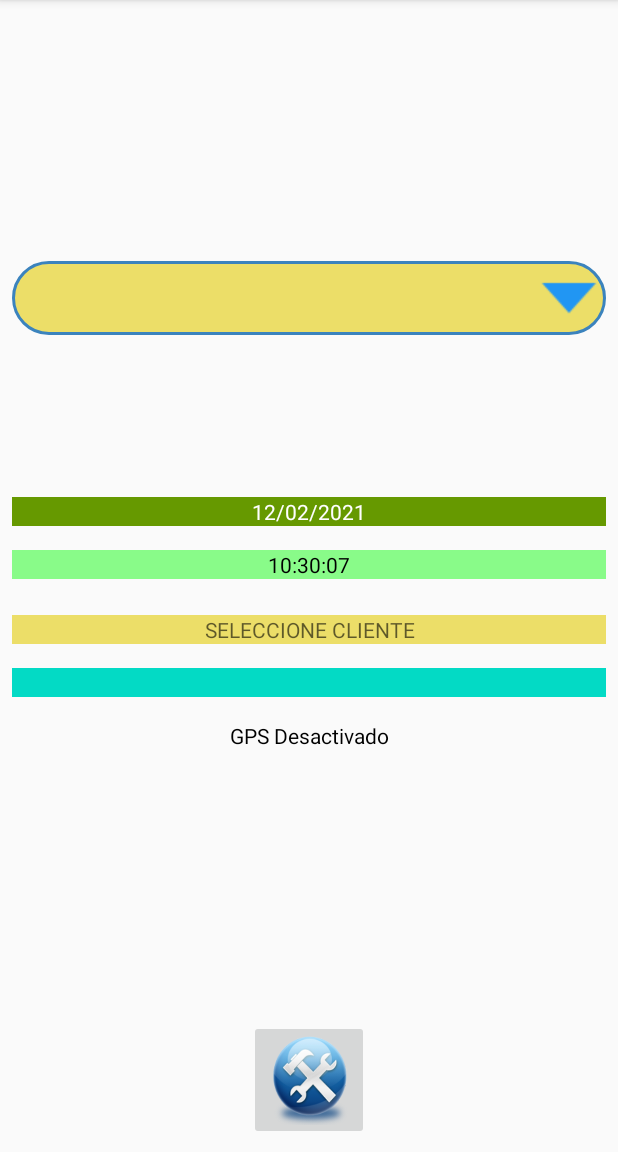
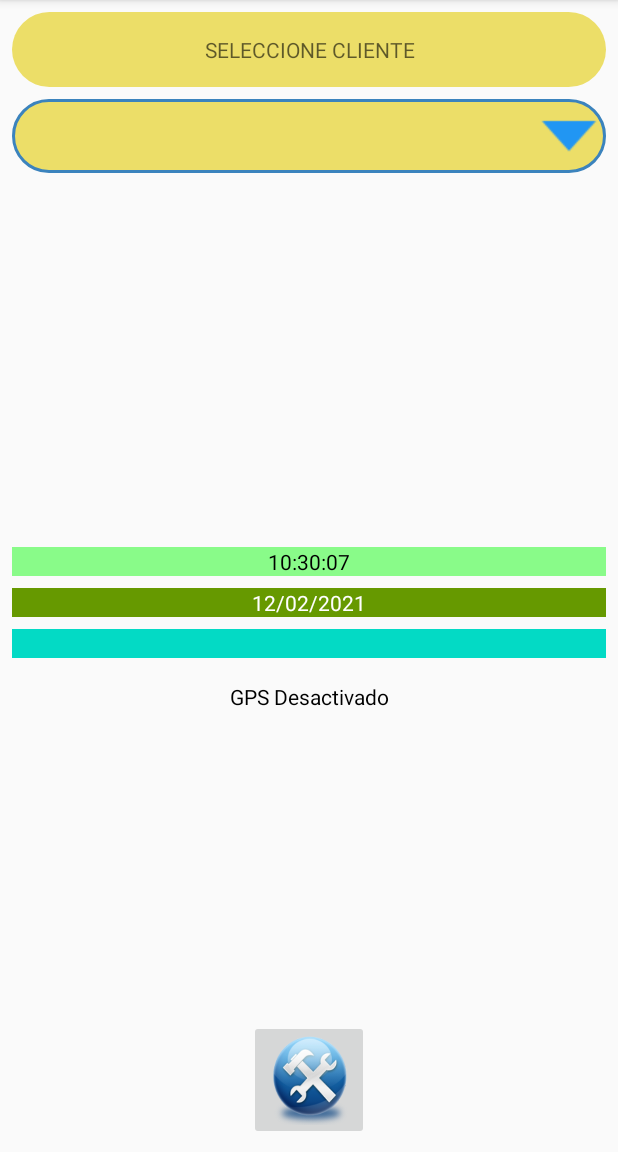
Before and after one commit to juliofusa/FICHAR, an Android app: the screen it shows after launch (MainActivity), after a tap on "CONFIGURAR", on a phone screen of 412 x 824 dp, the part 84-1236 px from its top. Run offline under Robolectric (Android 15) with nearby library versions, the phone set to English and light mode, and no system bars.

Commit message:
sexto BORRADOR

```diff
--- /dev/null
+++ b/app/src/main/res/drawable/boton_redondo_amarillo.xml
@@ -0,0 +1,9 @@
+<?xml version="1.0" encoding="utf-8"?>
+<shape xmlns:android="http://schemas.android.com/apk/res/android" android:shape="rectangle">
+    android:shape="rectangle">
+    <size android:width="50dp"        android:height="50dp"></size>
+    <corners android:radius="50dp"></corners>
+    <solid android:color="@color/Color_amarillo_reg"></solid>
+
+
+</shape>
--- /dev/null
+++ b/app/src/main/res/drawable/boton_redondo_gris.xml
@@ -0,0 +1,9 @@
+<?xml version="1.0" encoding="utf-8"?>
+<shape xmlns:android="http://schemas.android.com/apk/res/android" android:shape="rectangle">
+    android:shape="rectangle">
+    <size android:width="50dp"        android:height="50dp"></size>
+    <corners android:radius="50dp"></corners>
+    <solid android:color="#FFC4C4C4"></solid>
+
+
+</shape>
--- a/app/src/main/res/layout/activity_main.xml
+++ b/app/src/main/res/layout/activity_main.xml
@@ -11,17 +11,17 @@
         android:layout_width="wrap_content"
         android:layout_height="wrap_content"
         android:layout_marginStart="8dp"
-        android:layout_marginTop="8dp"
+        android:layout_marginTop="1dp"
         android:text="@string/USUARIO"
-        android:visibility="invisible"
+        android:visibility="visible"
         app:layout_constraintRight_toRightOf="parent"
         app:layout_constraintStart_toStartOf="parent"
-        app:layout_constraintTop_toTopOf="parent" />
+        app:layout_constraintTop_toBottomOf="@+id/SP_CLIENTE" />
 
     <EditText
         android:id="@+id/ED_comodin"
         android:layout_width="0dp"
-        android:layout_height="50dp"
+        android:layout_height="60dp"
         android:layout_marginStart="8dp"
         android:layout_marginTop="1dp"
         android:layout_marginEnd="8dp"
@@ -29,7 +29,8 @@
         android:background="@drawable/rectangle"
         android:drawableLeft="@android:drawable/ic_menu_edit"
         android:ems="10"
-        android:hint="escriba su nombre"
+        android:gravity="center_horizontal|center_vertical"
+        android:hint="Escriba su nombre"
         android:inputType="textPersonName"
         android:paddingLeft="10dp"
         android:paddingRight="10dp"
@@ -56,6 +57,7 @@
         android:background="@drawable/rectangle"
         android:drawableLeft="@android:drawable/ic_menu_edit"
         android:ems="10"
+        android:gravity="center"
         android:inputType="textPassword"
         android:paddingLeft="10dp"
         android:paddingEnd="10dp"
@@ -67,14 +69,17 @@
         android:id="@+id/CMD_FICHAR_INICIAL"
         android:layout_width="0dp"
         android:layout_height="wrap_content"
-        android:layout_marginStart="8dp"
+        android:layout_marginStart="16dp"
         android:layout_marginTop="8dp"
-        android:layout_marginEnd="8dp"
+        android:layout_marginEnd="16dp"
+        android:layout_marginBottom="8dp"
+        android:background="@drawable/boton_redondo_gris"
         android:contentDescription="@string/fichar_ini"
         android:onClick="CMD_FICHAR"
+        app:layout_constraintBottom_toTopOf="@+id/Txt_hora"
         app:layout_constraintEnd_toStartOf="@+id/CMD_FICHAR_FIN"
         app:layout_constraintStart_toStartOf="parent"
-        app:layout_constraintTop_toBottomOf="@+id/SP_CLIENTE"
+        app:layout_constraintTop_toBottomOf="@+id/ED_dni"
         app:srcCompat="@drawable/log" />
 
     <ImageButton
@@ -99,64 +104,61 @@
         android:layout_width="0dp"
         android:layout_height="wrap_content"
         android:layout_marginStart="8dp"
-        android:layout_marginTop="16dp"
+        android:layout_marginTop="8dp"
         android:layout_marginEnd="8dp"
         android:background="@android:color/holo_green_dark"
         android:gravity="clip_horizontal|center_horizontal"
         android:text="@string/FECHA"
         android:textColor="@color/white"
-        app:layout_constraintBottom_toTopOf="@+id/Txt_hora"
         app:layout_constraintEnd_toEndOf="parent"
         app:layout_constraintStart_toStartOf="parent"
-        app:layout_constraintTop_toBottomOf="@+id/CMD_FICHAR_INICIAL" />
+        app:layout_constraintTop_toBottomOf="@+id/Txt_hora" />
 
     <TextView
         android:id="@+id/Txt_hora"
         android:layout_width="0dp"
         android:layout_height="wrap_content"
         android:layout_marginStart="8dp"
-        android:layout_marginTop="16dp"
+        android:layout_marginTop="8dp"
         android:layout_marginEnd="8dp"
-        android:layout_marginBottom="8dp"
         android:background="@color/verde"
         android:gravity="center_horizontal"
         android:text="@string/HORA"
-        app:layout_constraintBottom_toTopOf="@+id/Txt_cliente"
         app:layout_constraintEnd_toEndOf="parent"
         app:layout_constraintStart_toStartOf="parent"
-        app:layout_constraintTop_toBottomOf="@+id/Txt_fecha" />
+        app:layout_constraintTop_toBottomOf="@+id/CMD_FICHAR_INICIAL" />
 
     <TextView
         android:id="@+id/Txt_cliente"
         android:layout_width="0dp"
         android:layout_height="wrap_content"
         android:layout_marginStart="8dp"
-        android:layout_marginTop="16dp"
+        android:layout_marginTop="8dp"
         android:layout_marginEnd="8dp"
-        android:layout_marginBottom="8dp"
-        android:background="@color/Color_amarillo_reg"
+        android:background="@drawable/boton_redondo_amarillo"
         android:gravity="center"
         android:hint="@string/CLIENTE"
         android:textColor="@android:color/holo_red_light"
-        app:layout_constraintBottom_toTopOf="@+id/Txt_direccion"
         app:layout_constraintEnd_toEndOf="parent"
         app:layout_constraintStart_toStartOf="parent"
-        app:layout_constraintTop_toBottomOf="@+id/Txt_hora" />
+        app:layout_constraintTop_toTopOf="parent" />
 
     <ImageButton
         android:id="@+id/CMD_FICHAR_FIN"
         android:layout_width="0dp"
         android:layout_height="0dp"
-        android:layout_marginStart="8dp"
+        android:layout_marginStart="16dp"
         android:layout_marginTop="8dp"
-        android:layout_marginEnd="8dp"
+        android:layout_marginEnd="16dp"
+        android:background="@drawable/boton_redondo_gris"
         android:contentDescription="@string/FIN"
         android:onClick="firmar"
         android:visibility="invisible"
         app:layout_constraintBottom_toBottomOf="@+id/CMD_FICHAR_INICIAL"
         app:layout_constraintEnd_toEndOf="parent"
         app:layout_constraintStart_toEndOf="@+id/CMD_FICHAR_INICIAL"
-        app:layout_constraintTop_toBottomOf="@+id/SP_CLIENTE"
+        app:layout_constraintTop_toBottomOf="@+id/ED_dni"
+        app:layout_constraintVertical_bias="1.0"
         app:srcCompat="@drawable/salir" />
 
     <Spinner
@@ -166,20 +168,19 @@
         android:layout_marginStart="8dp"
         android:layout_marginTop="8dp"
         android:layout_marginEnd="8dp"
-        android:layout_marginBottom="8dp"
         android:background="@drawable/spiner_style"
         android:backgroundTintMode="screen"
-        app:layout_constraintBottom_toTopOf="@+id/CMD_FICHAR_INICIAL"
         app:layout_constraintEnd_toEndOf="parent"
+        app:layout_constraintHorizontal_bias="0.0"
         app:layout_constraintStart_toStartOf="parent"
-        app:layout_constraintTop_toBottomOf="@+id/ED_dni" />
+        app:layout_constraintTop_toBottomOf="@+id/Txt_cliente" />
 
     <TextView
         android:id="@+id/Txt_direccion"
         android:layout_width="0dp"
         android:layout_height="wrap_content"
         android:layout_marginStart="8dp"
-        android:layout_marginTop="16dp"
+        android:layout_marginTop="8dp"
         android:layout_marginEnd="8dp"
         android:background="@color/teal_200"
         android:gravity="center_horizontal"
@@ -187,7 +188,7 @@
         android:textStyle="bold|italic"
         app:layout_constraintEnd_toEndOf="parent"
         app:layout_constraintStart_toStartOf="parent"
-        app:layout_constraintTop_toBottomOf="@+id/Txt_cliente" />
+        app:layout_constraintTop_toBottomOf="@+id/Txt_fecha" />
 
     <TextView
         android:id="@+id/Txt_gps"
```
Also changed, not shown: app/src/main/java/com/example/fichar/FIRMAR.java (+33 -23 lines), app/src/main/java/com/example/fichar/MainActivity.java (+15 -1 lines), app/src/main/res/drawable/boton_redondo_naranja.xml (added, +9 -0 lines), app/src/main/res/layout/activity_f_i_r_m_a_r.xml (+8 -3 lines).
